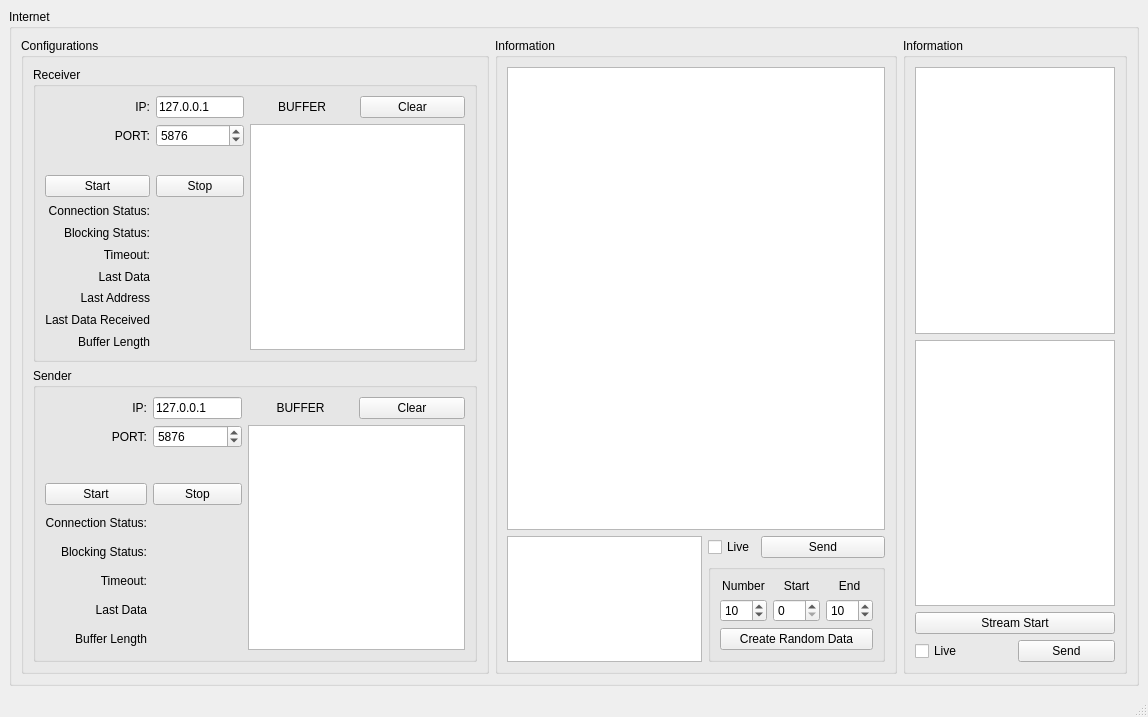
This is ISR_UI.ui in msaidbilgehan/Internet-Sender-Receiver-UI as Qt 5 draws it before an edit. The edited form follows.
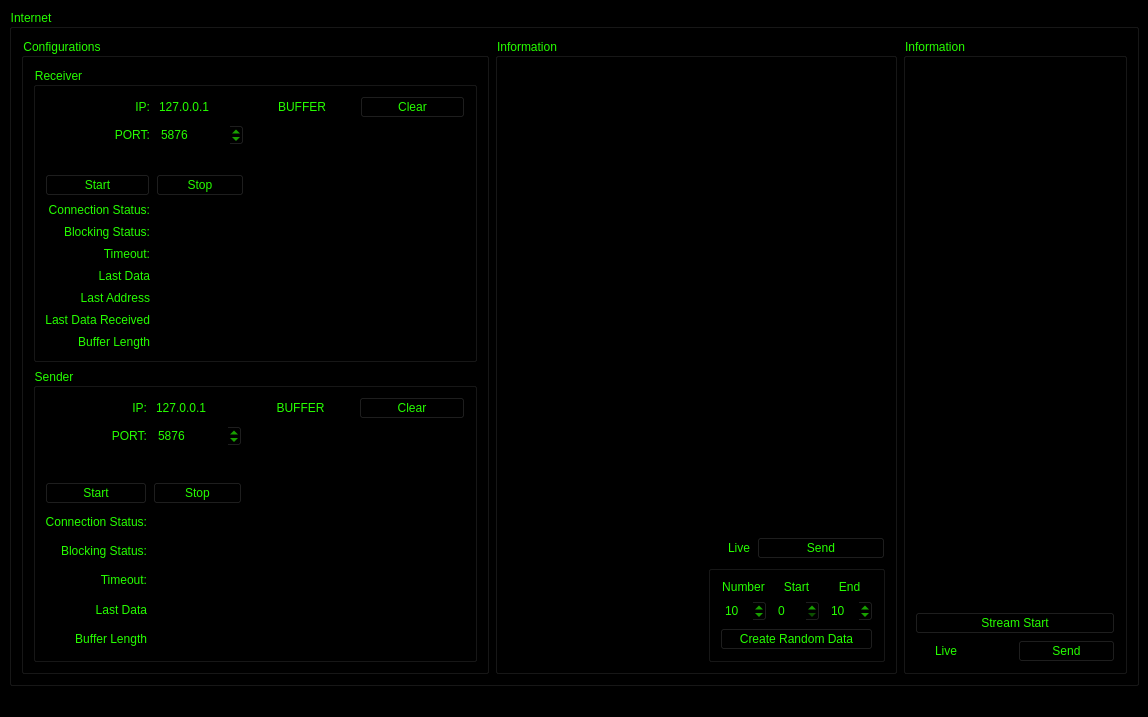
This is the edited form. Custom widgets are drawn as their Qt base class.

Commit message: Added history to receiver output but need to test

```diff
--- a/ISR_UI.ui
+++ b/ISR_UI.ui
@@ -13,6 +13,11 @@
   <property name="windowTitle">
    <string>MainWindow</string>
   </property>
+  <property name="styleSheet">
+   <string notr="true">background-color: rgb(0, 0, 0);
+color: rgb(38, 255, 0);
+border-color: rgb(173, 173, 173);</string>
+  </property>
   <widget class="QWidget" name="centralwidget">
    <layout class="QGridLayout" name="gridLayout">
     <item row="0" column="0">
@@ -128,6 +133,11 @@
               <verstretch>0</verstretch>
              </sizepolicy>
             </property>
+            <property name="styleSheet">
+             <string notr="true">background-color: rgb(0, 0, 0);
+color: rgb(38, 255, 0);
+border-color: rgb(115, 115, 115);</string>
+            </property>
             <property name="readOnly">
              <bool>true</bool>
             </property>
@@ -141,6 +151,10 @@
               <verstretch>0</verstretch>
              </sizepolicy>
             </property>
+            <property name="styleSheet">
+             <string notr="true">background-color: rgb(0, 0, 0);
+color: rgb(38, 255, 0);</string>
+            </property>
            </widget>
           </item>
          </layout>
@@ -370,6 +384,10 @@
              </item>
              <item row="2" column="2" rowspan="8" colspan="2">
               <widget class="QListWidget" name="listWidget_Sender_Buffer">
+               <property name="styleSheet">
+                <string notr="true">background-color: rgb(0, 0, 0);
+color: rgb(38, 255, 0);</string>
+               </property>
                <property name="verticalScrollBarPolicy">
                 <enum>Qt::ScrollBarAlwaysOff</enum>
                </property>
@@ -645,6 +663,10 @@
              </item>
              <item row="1" column="2" rowspan="10" colspan="2">
               <widget class="QListWidget" name="listWidget_Receiver_Buffer">
+               <property name="styleSheet">
+                <string notr="true">background-color: rgb(0, 0, 0);
+color: rgb(38, 255, 0);</string>
+               </property>
                <property name="verticalScrollBarPolicy">
                 <enum>Qt::ScrollBarAlwaysOff</enum>
                </property>
```
Left out of the diff: 2 changed lines with no effect on the pictures. The commit also changes 1 other file.
